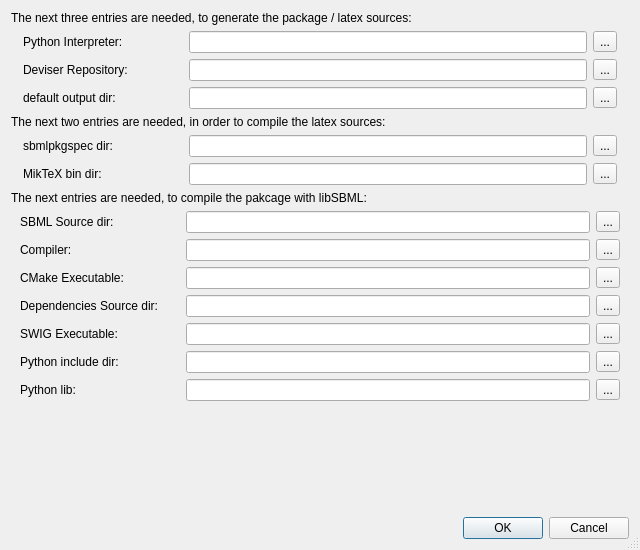
This is ui/dialogpreferences.ui in sbmlteam/QtDeviser as Qt 5 draws it before an edit. The edited form follows.
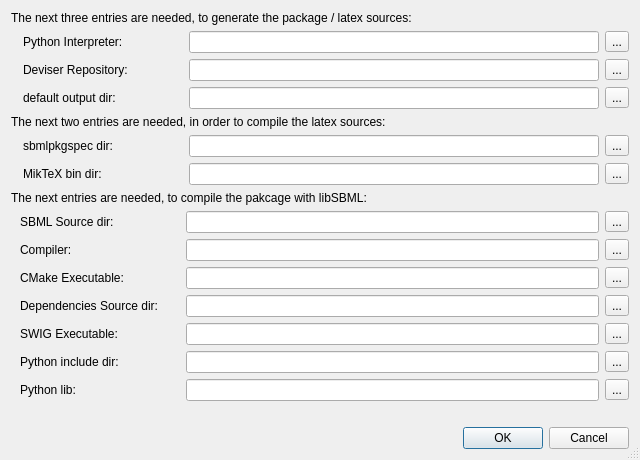
This is the edited form.

Commit message: - fix generate / preferences dialog

```diff
--- a/ui/dialogpreferences.ui
+++ b/ui/dialogpreferences.ui
@@ -7,7 +7,7 @@
     <x>0</x>
     <y>0</y>
     <width>640</width>
-    <height>550</height>
+    <height>460</height>
    </rect>
   </property>
   <property name="windowTitle">
@@ -28,7 +28,7 @@
     </widget>
    </item>
    <item>
-    <widget class="QWidget" name="" native="true">
+    <widget class="QWidget" name="widget" native="true">
      <layout class="QGridLayout" name="gridLayout_3">
       <property name="leftMargin">
        <number>12</number>
@@ -37,7 +37,7 @@
        <number>0</number>
       </property>
       <property name="rightMargin">
-       <number>12</number>
+       <number>0</number>
       </property>
       <property name="bottomMargin">
        <number>0</number>
@@ -122,7 +122,7 @@
     </widget>
    </item>
    <item>
-    <widget class="QWidget" name="" native="true">
+    <widget class="QWidget" name="widget" native="true">
      <layout class="QGridLayout" name="gridLayout_2">
       <property name="leftMargin">
        <number>12</number>
@@ -131,7 +131,7 @@
        <number>0</number>
       </property>
       <property name="rightMargin">
-       <number>12</number>
+       <number>0</number>
       </property>
       <property name="bottomMargin">
        <number>0</number>
@@ -195,11 +195,14 @@
     </widget>
    </item>
    <item>
-    <widget class="QWidget" name="" native="true">
+    <widget class="QWidget" name="widget" native="true">
      <layout class="QGridLayout" name="gridLayout">
       <property name="topMargin">
        <number>0</number>
       </property>
+      <property name="rightMargin">
+       <number>0</number>
+      </property>
       <property name="bottomMargin">
        <number>0</number>
       </property>
```
Left out of the diff: 192 changed lines with no effect on the pictures. The commit also changes 1 other file.
